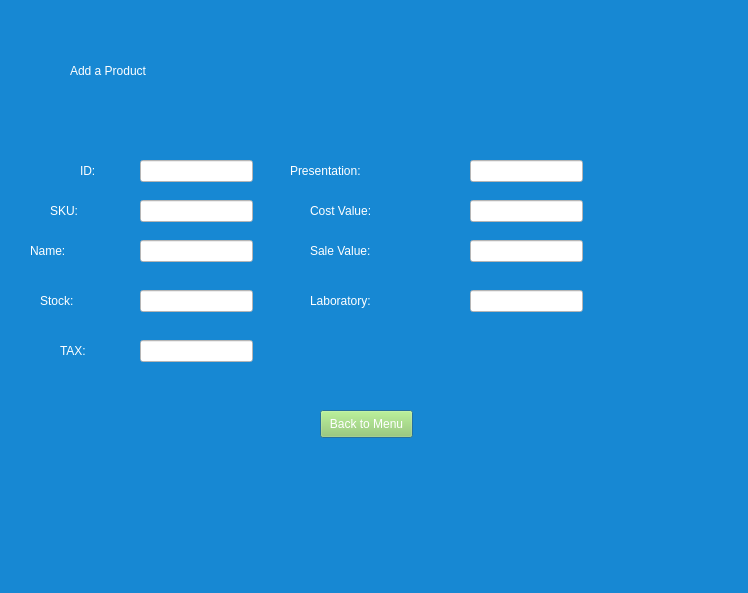
Above: addprod.ui from Detectov/PharmacyProject before the change. Below: the same form after it.
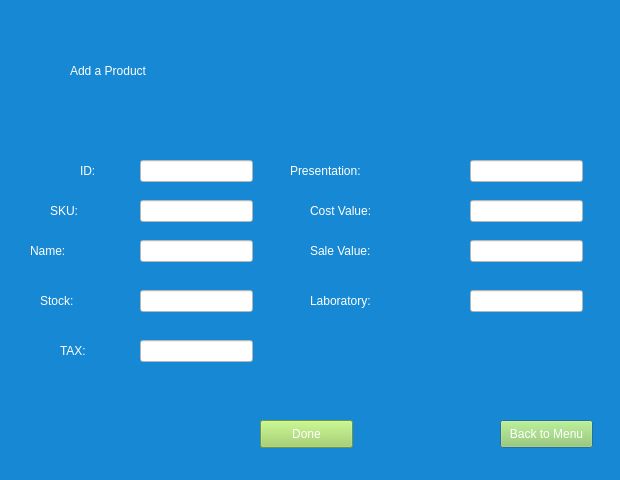
That is the form after the change.

Patch:
```diff
--- a/addprod.ui
+++ b/addprod.ui
@@ -6,8 +6,8 @@
    <rect>
     <x>0</x>
     <y>0</y>
-    <width>748</width>
-    <height>593</height>
+    <width>620</width>
+    <height>480</height>
    </rect>
   </property>
   <property name="windowTitle">
@@ -306,8 +306,8 @@
   <widget class="QPushButton" name="pushButton">
    <property name="geometry">
     <rect>
-     <x>320</x>
-     <y>410</y>
+     <x>500</x>
+     <y>420</y>
      <width>93</width>
      <height>28</height>
     </rect>
@@ -321,6 +321,23 @@
     <string>Back to Menu</string>
    </property>
   </widget>
+  <widget class="QPushButton" name="donebutton">
+   <property name="geometry">
+    <rect>
+     <x>260</x>
+     <y>420</y>
+     <width>93</width>
+     <height>28</height>
+    </rect>
+   </property>
+   <property name="styleSheet">
+    <string notr="true">background-color: rgb(156, 208, 93);
+color: rgb(255, 255, 255);</string>
+   </property>
+   <property name="text">
+    <string>Done</string>
+   </property>
+  </widget>
  </widget>
  <resources/>
  <connections/>
```
Left out of the diff: 2 changed lines with no effect on the pictures.
